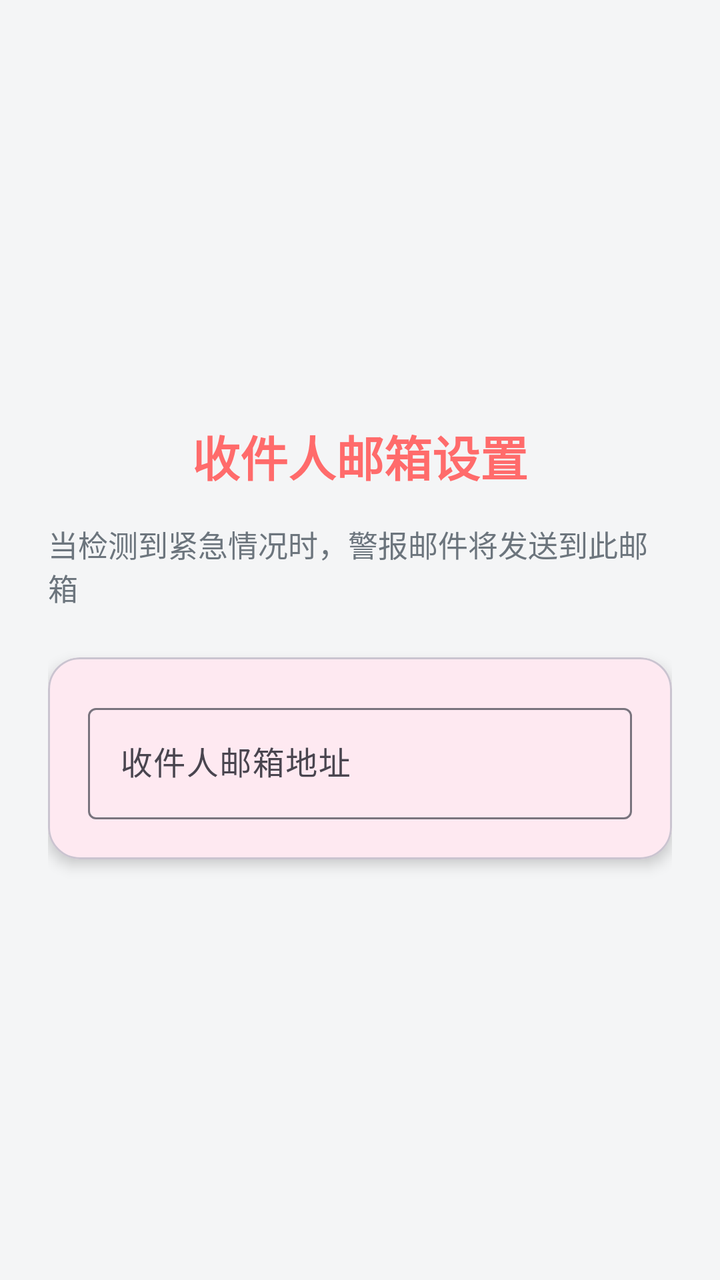
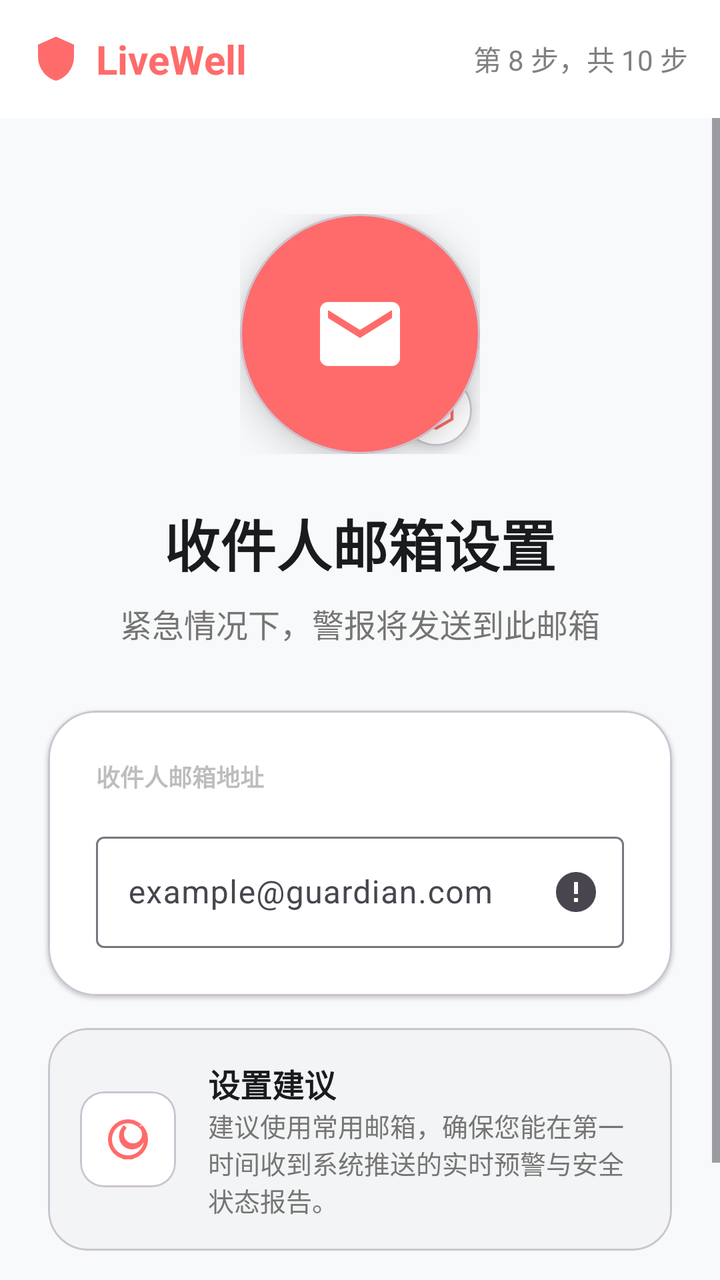

An Android layout rendered at two revisions. The XML below is the earlier revision; the diff shows what the commit changed to produce the second picture.
<!-- AndroidManifest.xml: application theme Theme.LiveWell -->
<!-- res/layout/fragment_guide_email_recipient.xml -->
<?xml version="1.0" encoding="utf-8"?>
<ScrollView xmlns:android="http://schemas.android.com/apk/res/android"
    xmlns:app="http://schemas.android.com/apk/res-auto"
    android:layout_width="match_parent"
    android:layout_height="match_parent"
    android:fillViewport="true">

    <LinearLayout
        android:layout_width="match_parent"
        android:layout_height="wrap_content"
        android:orientation="vertical"
        android:padding="24dp"
        android:gravity="center">

        <TextView
            android:layout_width="wrap_content"
            android:layout_height="wrap_content"
            android:text="收件人邮箱设置"
            android:textSize="24sp"
            android:textStyle="bold"
            android:textColor="@color/primary"
            android:layout_marginBottom="16dp"/>

        <TextView
            android:layout_width="match_parent"
            android:layout_height="wrap_content"
            android:text="当检测到紧急情况时，警报邮件将发送到此邮箱"
            android:textSize="15sp"
            android:textColor="@color/text_secondary"
            android:layout_marginBottom="24dp"/>

        <com.google.android.material.card.MaterialCardView
            android:layout_width="match_parent"
            android:layout_height="wrap_content"
            app:cardCornerRadius="16dp"
            app:cardElevation="4dp">

            <LinearLayout
                android:layout_width="match_parent"
                android:layout_height="wrap_content"
                android:orientation="vertical"
                android:padding="20dp">

                <com.google.android.material.textfield.TextInputLayout
                    android:layout_width="match_parent"
                    android:layout_height="wrap_content"
                    android:hint="收件人邮箱地址"
                    style="@style/Widget.Material3.TextInputLayout.OutlinedBox">

                    <com.google.android.material.textfield.TextInputEditText
                        android:id="@+id/etToEmail"
                        android:layout_width="match_parent"
                        android:layout_height="wrap_content"
                        android:inputType="textEmailAddress"/>

                </com.google.android.material.textfield.TextInputLayout>

            </LinearLayout>

        </com.google.android.material.card.MaterialCardView>

    </LinearLayout>

</ScrollView>
<!-- resources referenced by this layout -->
<resources>
  <color name="primary">#FF6B6B</color>
  <color name="text_secondary">#6C757D</color>
  <style name="Theme.LiveWell" parent="Theme.Material3.DayNight.NoActionBar">
          <item name="colorPrimary">@color/primary</item>
          <item name="colorPrimaryVariant">@color/primary_dark</item>
          <item name="colorOnPrimary">@color/white</item>
          <item name="colorSecondary">@color/primary_light</item>
          <item name="colorSecondaryVariant">@color/primary</item>
          <item name="colorOnSecondary">@color/primary_dark</item>
          <item name="android:windowBackground">@color/background</item>
          <item name="android:statusBarColor">@color/primary</item>
      </style>
  <color name="primary_dark">#FF5252</color>
  <color name="white">#FFFFFF</color>
  <color name="primary_light">#FFE5E5</color>
  <color name="background">#F4F5F6</color>
</resources>

<!-- the commit's change to res/layout/fragment_guide_email_recipient.xml (unified diff, before → after) -->
@@ -1,64 +1,232 @@
 <?xml version="1.0" encoding="utf-8"?>
-<ScrollView xmlns:android="http://schemas.android.com/apk/res/android"
+<LinearLayout xmlns:android="http://schemas.android.com/apk/res/android"
     xmlns:app="http://schemas.android.com/apk/res-auto"
     android:layout_width="match_parent"
     android:layout_height="match_parent"
-    android:fillViewport="true">
-
-    <LinearLayout
+    android:orientation="vertical"
+    android:background="#F8F9FA">
+
+    
+    <RelativeLayout
         android:layout_width="match_parent"
         android:layout_height="wrap_content"
-        android:orientation="vertical"
-        android:padding="24dp"
-        android:gravity="center">
-
-        <TextView
+        android:padding="16dp"
+        android:background="#FFFFFF">
+
+        <LinearLayout
             android:layout_width="wrap_content"
             android:layout_height="wrap_content"
-            android:text="收件人邮箱设置"
-            android:textSize="24sp"
-            android:textStyle="bold"
-            android:textColor="@color/primary"
-            android:layout_marginBottom="16dp"/>
+            android:orientation="horizontal"
+            android:gravity="center_vertical">
+            
+            <ImageView
+                android:layout_width="24dp"
+                android:layout_height="24dp"
+                android:src="@drawable/ic_shield_logo"
+                android:tint="#ff6b6b"/>
+
+            <TextView
+                android:layout_width="wrap_content"
+                android:layout_height="wrap_content"
+                android:text="LiveWell"
+                android:textStyle="bold"
+                android:textSize="20sp"
+                android:textColor="#ff6b6b"
+                android:layout_marginStart="8dp"/>
+        </LinearLayout>
 
         <TextView
+            android:id="@+id/tvStepIndicator"
+            android:layout_width="wrap_content"
+            android:layout_height="wrap_content"
+            android:layout_alignParentEnd="true"
+            android:layout_centerVertical="true"
+            android:text="第 8 步，共 10 步"
+            android:textColor="#808080"
+            android:textSize="14sp"/>
+    </RelativeLayout>
+
+    <ScrollView
+        android:layout_width="match_parent"
+        android:layout_height="0dp"
+        android:layout_weight="1">
+
+        <LinearLayout
             android:layout_width="match_parent"
             android:layout_height="wrap_content"
-            android:text="当检测到紧急情况时，警报邮件将发送到此邮箱"
-            android:textSize="15sp"
-            android:textColor="@color/text_secondary"
-            android:layout_marginBottom="24dp"/>
-
-        <com.google.android.material.card.MaterialCardView
-            android:layout_width="match_parent"
-            android:layout_height="wrap_content"
-            app:cardCornerRadius="16dp"
-            app:cardElevation="4dp">
-
+            android:orientation="vertical"
+            android:paddingBottom="80dp">
+
+            
             <LinearLayout
                 android:layout_width="match_parent"
                 android:layout_height="wrap_content"
                 android:orientation="vertical"
-                android:padding="20dp">
-
-                <com.google.android.material.textfield.TextInputLayout
+                android:gravity="center"
+                android:layout_marginTop="48dp">
+                
+                <FrameLayout
+                    android:layout_width="wrap_content"
+                    android:layout_height="wrap_content">
+                    
+                    <com.google.android.material.card.MaterialCardView
+                        android:id="@+id/mailContainer"
+                        android:layout_width="120dp"
+                        android:layout_height="120dp"
+                        app:cardBackgroundColor="#ff6b6b"
+                        app:cardCornerRadius="60dp"
+                        app:cardElevation="12dp">
+
+                        <ImageView
+                            android:layout_width="48dp"
+                            android:layout_height="48dp"
+                            android:layout_gravity="center"
+                            android:src="@drawable/ic_mail"
+                            app:tint="#FFFFFF" />
+                    </com.google.android.material.card.MaterialCardView>
+
+                    <com.google.android.material.card.MaterialCardView
+                        android:layout_width="36dp"
+                        android:layout_height="36dp"
+                        android:layout_gravity="bottom|end"
+                        android:layout_marginEnd="4dp"
+                        android:layout_marginBottom="4dp"
+                        app:cardBackgroundColor="#FFFFFF"
+                        app:cardCornerRadius="18dp"
+                        app:cardElevation="4dp">
+
+                        <ImageView
+                            android:layout_width="20dp"
+                            android:layout_height="20dp"
+                            android:layout_gravity="center"
+                            android:src="@drawable/ic_settings"
+                            app:tint="#ff6b6b" />
+                    </com.google.android.material.card.MaterialCardView>
+                </FrameLayout>
+
+                <TextView
+                    android:id="@+id/title"
+                    android:layout_width="wrap_content"
+                    android:layout_height="wrap_content"
+                    android:layout_marginTop="24dp"
+                    android:text="收件人邮箱设置"
+                    android:textColor="#191C1D"
+                    android:textSize="28sp"
+                    android:textStyle="bold" />
+
+                <TextView
+                    android:id="@+id/subtitle"
+                    android:layout_width="wrap_content"
+                    android:layout_height="wrap_content"
+                    android:layout_marginTop="8dp"
+                    android:text="紧急情况下，警报将发送到此邮箱"
+                    android:textColor="#757575"
+                    android:textSize="16sp" />
+            </LinearLayout>
+
+            
+            <com.google.android.material.card.MaterialCardView
+                android:id="@+id/inputCard"
+                android:layout_width="match_parent"
+                android:layout_height="wrap_content"
+                android:layout_marginHorizontal="24dp"
+                android:layout_marginTop="32dp"
+                app:cardBackgroundColor="#FFFFFF"
+                app:cardCornerRadius="24dp"
+                app:cardElevation="1dp">
+
+                <LinearLayout
                     android:layout_width="match_parent"
                     android:layout_height="wrap_content"
-                    android:hint="收件人邮箱地址"
-                    style="@style/Widget.Material3.TextInputLayout.OutlinedBox">
-
-                    <com.google.android.material.textfield.TextInputEditText
-                        android:id="@+id/etToEmail"
+                    android:orientation="vertical"
+                    android:padding="24dp">
+
+                    <TextView
+                        android:layout_width="wrap_content"
+                        android:layout_height="wrap_content"
+                        android:layout_marginBottom="16dp"
+                        android:text="收件人邮箱地址"
+                        android:textAllCaps="true"
+                        android:textColor="#BDBDBD"
+                        android:textSize="12sp"
+                        android:textStyle="bold" />
+
+                    <com.google.android.material.textfield.TextInputLayout
                         android:layout_width="match_parent"
                         android:layout_height="wrap_content"
-                        android:inputType="textEmailAddress"/>
-
-                </com.google.android.material.textfield.TextInputLayout>
-
-            </LinearLayout>
-
-        </com.google.android.material.card.MaterialCardView>
-
-    </LinearLayout>
-
-</ScrollView>
+                        android:hint="example@guardian.com"
+                        style="@style/Widget.Material3.TextInputLayout.OutlinedBox"
+                        app:endIconMode="custom"
+                        app:endIconDrawable="@drawable/ic_at">
+
+                        <com.google.android.material.textfield.TextInputEditText
+                            android:id="@+id/etToEmail"
+                            android:layout_width="match_parent"
+                            android:layout_height="wrap_content"
+                            android:inputType="textEmailAddress"
+                            android:textColor="#191C1D"
+                            android:textSize="16sp" />
+
+                    </com.google.android.material.textfield.TextInputLayout>
+                </LinearLayout>
+            </com.google.android.material.card.MaterialCardView>
+
+            
+            <com.google.android.material.card.MaterialCardView
+                android:layout_width="match_parent"
+                android:layout_height="wrap_content"
+                android:layout_marginHorizontal="24dp"
+                android:layout_marginTop="16dp"
+                app:cardBackgroundColor="#F3F4F5"
+                app:cardCornerRadius="20dp"
+                app:cardElevation="0dp">
+
+                <LinearLayout
+                    android:layout_width="match_parent"
+                    android:layout_height="wrap_content"
+                    android:gravity="center_vertical"
+                    android:orientation="horizontal"
+                    android:padding="16dp">
+
+                    <com.google.android.material.card.MaterialCardView
+                        android:layout_width="48dp"
+                        android:layout_height="48dp"
+                        app:cardBackgroundColor="#FFFFFF"
+                        app:cardCornerRadius="12dp">
+
+                        <ImageView
+                            android:layout_width="24dp"
+                            android:layout_height="24dp"
+                            android:layout_gravity="center"
+                            android:src="@drawable/ic_lightbulb"
+                            app:tint="#ff6b6b" />
+                    </com.google.android.material.card.MaterialCardView>
+
+                    <LinearLayout
+                        android:layout_width="match_parent"
+                        android:layout_height="wrap_content"
+                        android:layout_marginStart="16dp"
+                        android:orientation="vertical">
+
+                        <TextView
+                            android:layout_width="wrap_content"
+                            android:layout_height="wrap_content"
+                            android:text="设置建议"
+                            android:textColor="#191C1D"
+                            android:textSize="16sp"
+                            android:textStyle="bold" />
+
+                        <TextView
+                            android:layout_width="wrap_content"
+                            android:layout_height="wrap_content"
+                            android:text="建议使用常用邮箱，确保您能在第一时间收到系统推送的实时预警与安全状态报告。"
+                            android:textColor="#757575"
+                            android:textSize="13sp" />
+                    </LinearLayout>
+                </LinearLayout>
+            </com.google.android.material.card.MaterialCardView>
+
+        </LinearLayout>
+    </ScrollView>
+
+</LinearLayout>
<!-- resource entries referenced after the edit -->
@@ -1,7 +1,61 @@
 <!-- resources referenced by this layout -->
 <resources>
+  <!-- drawable ic_at (drawable) -->
+  <vector xmlns:android="http://schemas.android.com/apk/res/android"
+      android:width="24dp"
+      android:height="24dp"
+      android:viewportWidth="24"
+      android:viewportHeight="24">
+      <path
+          android:fillColor="#FF000000"
+          android:pathData="M12,2C6.48,2 2,6.48 2,12s4.48,10 10,10 10,-4.48 10,-10S17.52,2 12,2zM13,17h-2v-2h2v2zM13,13h-2V7h2v6z"/>
+  </vector>
+  <!-- drawable ic_lightbulb (drawable) -->
+  <vector xmlns:android="http://schemas.android.com/apk/res/android"
+      android:width="24dp"
+      android:height="24dp"
+      android:viewportWidth="24"
+      android:viewportHeight="24">
+      <path
+          android:fillColor="#FF000000"
+          android:pathData="M9,21c0,0.55 0.45,1 1,1h4c0.55,0 1,-0.45 1,-1v-1H9v1zM19.07,4.93L17.66,6.34C18.5,7.17 19,8.26 19,9.5c0,2.48 -2.02,4.5 -4.5,4.5S10,11.98 10,9.5c0,-1.24 0.5,-2.33 1.34,-3.16l-1.41,-1.41C8.59,6.28 7.5,8.2 7.5,10.5c0,3.59 2.91,6.5 6.5,6.5s6.5,-2.91 6.5,-6.5c0,-2.3 -1.09,-4.22 -2.93,-5.57zM12,2C6.48,2 2,6.48 2,12s4.48,10 10,10 10,-4.48 10,-10S17.52,2 12,2zM12,20c-4.41,0 -8,-3.59 -8,-8s3.59,-8 8,-8 8,3.59 8,8 -3.59,8 -8,8z"/>
+  </vector>
+  <!-- drawable ic_mail (drawable) -->
+  <vector xmlns:android="http://schemas.android.com/apk/res/android"
+      android:width="24dp"
+      android:height="24dp"
+      android:viewportWidth="24"
+      android:viewportHeight="24">
+      <path
+          android:fillColor="#FF000000"
+          android:pathData="M20,4L4,4c-1.1,0 -1.99,0.9 -1.99,2L2,18c0,1.1 0.9,2 2,2h16c1.1,0 2,-0.9 2,-2L22,6c0,-1.1 -0.9,-2 -2,-2zM20,8l-8,5 -8,-5L4,6l8,5 8,-5v2z"/>
+  </vector>
+  <!-- drawable ic_settings (drawable) -->
+  <vector xmlns:android="http://schemas.android.com/apk/res/android"
+      android:width="24dp"
+      android:height="24dp"
+      android:viewportWidth="1024"
+      android:viewportHeight="1024">
+      
+      <path
+          android:fillColor="#333333"
+          android:pathData="M330.752 524.8c0 101.888 83.456 185.344 185.344 185.344s185.344-83.456 185.344-185.344-83.456-185.344-185.344-185.344c-102.4 0-185.344 83.456-185.344 185.344z m281.6 0c0 53.248-43.52 96.768-96.768 96.768s-96.768-43.52-96.768-96.768 43.52-96.768 96.768-96.768 96.768 43.52 96.768 96.768z"/>
+      
+      <path
+          android:fillColor="#333333"
+          android:pathData="M942.08 241.152L535.04 6.656c-12.288-6.656-26.624-6.656-38.912 0L89.088 241.152c-12.288 6.656-19.456 19.968-19.456 33.792v470.016c0 13.824 7.168 26.624 19.456 33.792L496.128 1013.76c6.144 3.584 12.8 5.12 19.456 5.12s13.312-1.536 19.456-5.12l407.04-235.008c12.288-6.656 19.456-19.968 19.456-33.792V274.944c-0.512-13.824-7.68-26.624-19.456-33.792z m-57.856 481.28l-368.128 212.48-368.128-212.48v-424.96l367.616-212.48 368.128 212.48v424.96h0.512z"/>
+  </vector>
+  <!-- drawable ic_shield_logo (drawable) -->
+  <vector xmlns:android="http://schemas.android.com/apk/res/android"
+      android:width="24dp"
+      android:height="24dp"
+      android:viewportWidth="24"
+      android:viewportHeight="24">
+      <path
+          android:fillColor="#FF000000"
+          android:pathData="M12,1L3,5v6c0,5.55 3.84,10.74 9,12 5.16,-1.26 9,-6.45 9,-12V5l-9,-4z"/>
+  </vector>
   <color name="primary">#FF6B6B</color>
-  <color name="text_secondary">#6C757D</color>
   <style name="Theme.LiveWell" parent="Theme.Material3.DayNight.NoActionBar">
           <item name="colorPrimary">@color/primary</item>
           <item name="colorPrimaryVariant">@color/primary_dark</item>
